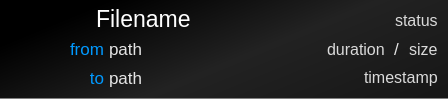
First picture: the form in ui/transferitem.ui, repository jonnenauha/DropN900, before the edit.
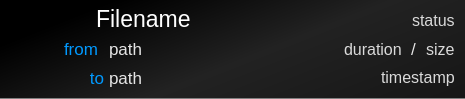
Second picture: the form after the edit.

The edit to the form file:
```diff
--- a/ui/transferitem.ui
+++ b/ui/transferitem.ui
@@ -6,7 +6,7 @@
    <rect>
     <x>0</x>
     <y>0</y>
-    <width>448</width>
+    <width>465</width>
     <height>99</height>
    </rect>
   </property>
@@ -144,6 +144,12 @@
             </item>
             <item>
              <widget class="QLabel" name="label_filename">
+              <property name="sizePolicy">
+               <sizepolicy hsizetype="Expanding" vsizetype="Preferred">
+                <horstretch>0</horstretch>
+                <verstretch>0</verstretch>
+               </sizepolicy>
+              </property>
               <property name="styleSheet">
                <string>margin-bottom: 3px;</string>
               </property>
@@ -155,19 +161,6 @@
               </property>
              </widget>
             </item>
-            <item>
-             <spacer name="horizontalSpacer_2">
-              <property name="orientation">
-               <enum>Qt::Horizontal</enum>
-              </property>
-              <property name="sizeHint" stdset="0">
-               <size>
-                <width>1</width>
-                <height>1</height>
-               </size>
-              </property>
-             </spacer>
-            </item>
             <item>
              <widget class="QLabel" name="label_status">
               <property name="text">
@@ -210,15 +203,12 @@
               <property name="text">
                <string>from</string>
               </property>
-              <property name="alignment">
-               <set>Qt::AlignRight|Qt::AlignTrailing|Qt::AlignVCenter</set>
-              </property>
              </widget>
             </item>
             <item>
              <widget class="QLabel" name="label_from">
               <property name="sizePolicy">
-               <sizepolicy hsizetype="Fixed" vsizetype="Preferred">
+               <sizepolicy hsizetype="Expanding" vsizetype="Preferred">
                 <horstretch>0</horstretch>
                 <verstretch>0</verstretch>
                </sizepolicy>
@@ -231,24 +221,14 @@
               <property name="text">
                <string>path</string>
               </property>
+              <property name="wordWrap">
+               <bool>true</bool>
+              </property>
               <property name="indent">
                <number>5</number>
               </property>
              </widget>
             </item>
-            <item>
-             <spacer name="horizontalSpacer">
-              <property name="orientation">
-               <enum>Qt::Horizontal</enum>
-              </property>
-              <property name="sizeHint" stdset="0">
-               <size>
-                <width>1</width>
-                <height>1</height>
-               </size>
-              </property>
-             </spacer>
-            </item>
             <item>
              <widget class="QLabel" name="label_duration">
               <property name="sizePolicy">
@@ -334,7 +314,7 @@
             <item>
              <widget class="QLabel" name="label_to">
               <property name="sizePolicy">
-               <sizepolicy hsizetype="Fixed" vsizetype="Preferred">
+               <sizepolicy hsizetype="Expanding" vsizetype="Preferred">
                 <horstretch>0</horstretch>
                 <verstretch>0</verstretch>
                </sizepolicy>
@@ -347,24 +327,14 @@
               <property name="text">
                <string>path</string>
               </property>
+              <property name="wordWrap">
+               <bool>true</bool>
+              </property>
               <property name="indent">
                <number>5</number>
               </property>
              </widget>
             </item>
-            <item>
-             <spacer name="horizontalSpacer_3">
-              <property name="orientation">
-               <enum>Qt::Horizontal</enum>
-              </property>
-              <property name="sizeHint" stdset="0">
-               <size>
-                <width>40</width>
-                <height>20</height>
-               </size>
-              </property>
-             </spacer>
-            </item>
             <item>
              <widget class="QLabel" name="label_timestamp">
               <property name="sizePolicy">
```
